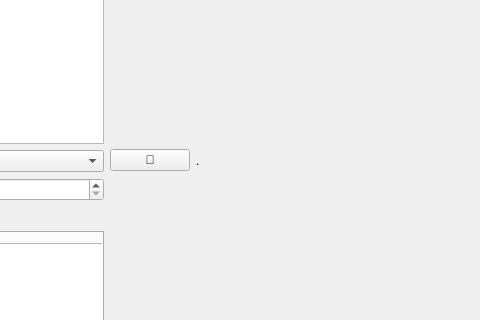
This is ui/main.ui in joseaguti/palROEditor as Qt 5 draws it before an edit; both pictures show x 203 to 683 and y 160 to 480 of the 917 by 670 pixel window. The edited form follows.
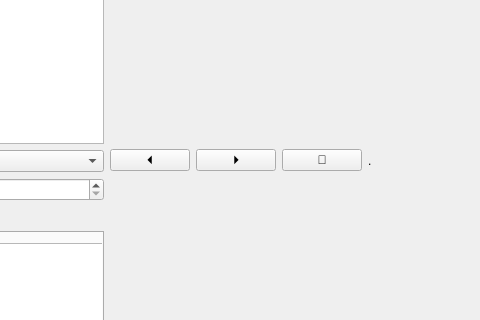
This is the edited form.

```diff
--- a/ui/main.ui
+++ b/ui/main.ui
@@ -106,7 +106,21 @@
     <item>
      <layout class="QVBoxLayout" name="verticalLayout" stretch="0,5,1,5">
       <item>
-       <layout class="QHBoxLayout" name="horizontalLayout_4" stretch="1,20">
+       <layout class="QHBoxLayout" name="horizontalLayout_4" stretch="0,0,1,20">
+        <item>
+         <widget class="QPushButton" name="undo">
+          <property name="text">
+           <string>⏴</string>
+          </property>
+         </widget>
+        </item>
+        <item>
+         <widget class="QPushButton" name="redo">
+          <property name="text">
+           <string>⏵</string>
+          </property>
+         </widget>
+        </item>
         <item>
          <widget class="QPushButton" name="save_button">
           <property name="text">
```
Left out of the diff: 2 changed lines with no effect on the pictures.
